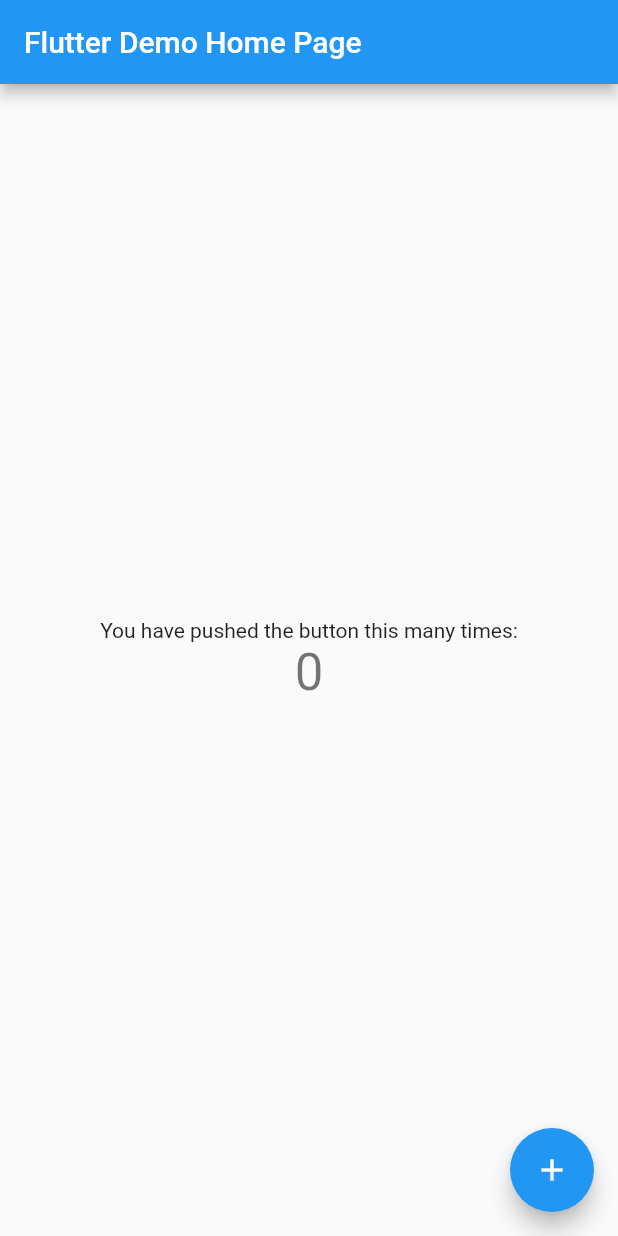
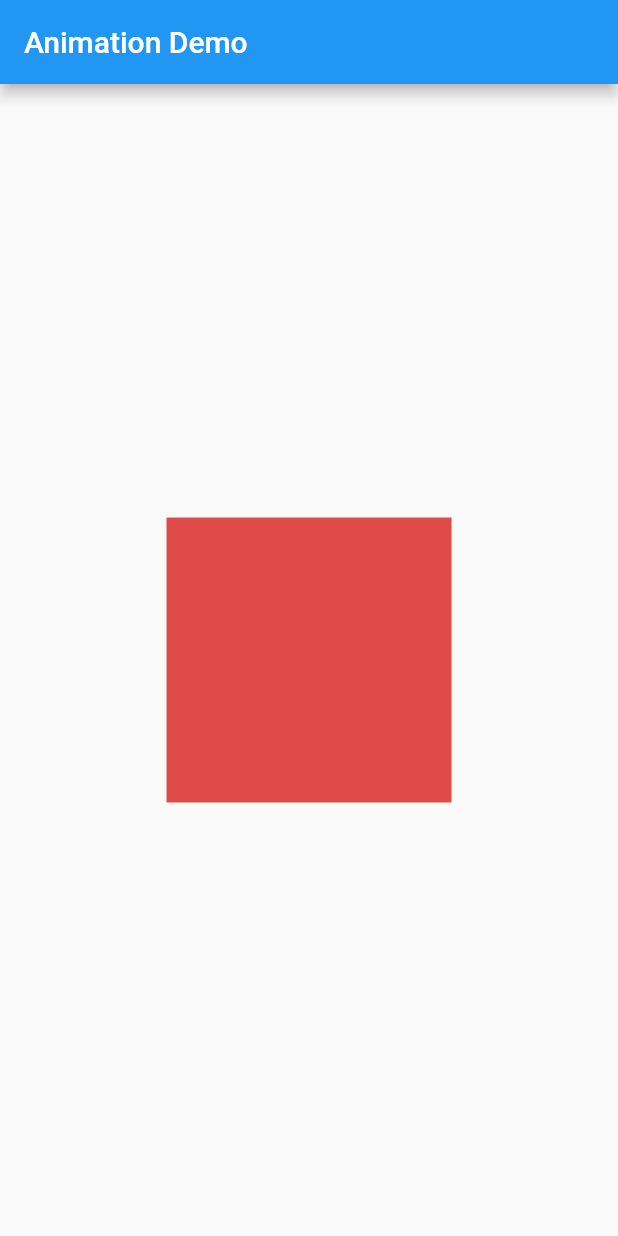
Before and after one commit to Kaviraghul/flutter_aimations, a Flutter app: the screen it shows after launch, on a phone screen of 412 x 824 dp. Run offline on Flutter 3.47's test engine with Material 2 defaults, Android fonts, the phone set to English and light mode, and no system bars.

Commit message:
finished first animation container

```diff
--- a/lib/main.dart
+++ b/lib/main.dart
@@ -1,4 +1,5 @@
 import 'package:flutter/material.dart';
+import 'package:flutter_animations/screens/simple_container/first_container.dart';
 
 void main() {
   runApp(const MyApp());
@@ -13,103 +14,9 @@ class MyApp extends StatelessWidget {
     return MaterialApp(
       title: 'Flutter Demo',
       theme: ThemeData(
-        // This is the theme of your application.
-        //
-        // Try running your application with "flutter run". You'll see the
-        // application has a blue toolbar. Then, without quitting the app, try
-        // changing the primarySwatch below to Colors.green and then invoke
-        // "hot reload" (press "r" in the console where you ran "flutter run",
-        // or simply save your changes to "hot reload" in a Flutter IDE).
-        // Notice that the counter didn't reset back to zero; the application
-        // is not restarted.
         primarySwatch: Colors.blue,
       ),
-      home: const MyHomePage(title: 'Flutter Demo Home Page'),
+      home: const FirstContainer(),
     );
   }
 }
-
-class MyHomePage extends StatefulWidget {
-  const MyHomePage({super.key, required this.title});
-
-  // This widget is the home page of your application. It is stateful, meaning
-  // that it has a State object (defined below) that contains fields that affect
-  // how it looks.
-
-  // This class is the configuration for the state. It holds the values (in this
-  // case the title) provided by the parent (in this case the App widget) and
-  // used by the build method of the State. Fields in a Widget subclass are
-  // always marked "final".
-
-  final String title;
-
-  @override
-  State<MyHomePage> createState() => _MyHomePageState();
-}
-
-class _MyHomePageState extends State<MyHomePage> {
-  int _counter = 0;
-
-  void _incrementCounter() {
-    setState(() {
-      // This call to setState tells the Flutter framework that something has
-      // changed in this State, which causes it to rerun the build method below
-      // so that the display can reflect the updated values. If we changed
-      // _counter without calling setState(), then the build method would not be
-      // called again, and so nothing would appear to happen.
-      _counter++;
-    });
-  }
-
-  @override
-  Widget build(BuildContext context) {
-    // This method is rerun every time setState is called, for instance as done
-    // by the _incrementCounter method above.
-    //
-    // The Flutter framework has been optimized to make rerunning build methods
-    // fast, so that you can just rebuild anything that needs updating rather
-    // than having to individually change instances of widgets.
-    return Scaffold(
-      appBar: AppBar(
-        // Here we take the value from the MyHomePage object that was created by
-        // the App.build method, and use it to set our appbar title.
-        title: Text(widget.title),
-      ),
-      body: Center(
-        // Center is a layout widget. It takes a single child and positions it
-        // in the middle of the parent.
-        child: Column(
-          // Column is also a layout widget. It takes a list of children and
-          // arranges them vertically. By default, it sizes itself to fit its
-          // children horizontally, and tries to be as tall as its parent.
-          //
-          // Invoke "debug painting" (press "p" in the console, choose the
-          // "Toggle Debug Paint" action from the Flutter Inspector in Android
-          // Studio, or the "Toggle Debug Paint" command in Visual Studio Code)
-          // to see the wireframe for each widget.
-          //
-          // Column has various properties to control how it sizes itself and
-          // how it positions its children. Here we use mainAxisAlignment to
-          // center the children vertically; the main axis here is the vertical
-          // axis because Columns are vertical (the cross axis would be
-          // horizontal).
-          mainAxisAlignment: MainAxisAlignment.center,
-          children: <Widget>[
-            const Text(
-              'You have pushed the button this many times:',
-            ),
-            Text(
-              '$_counter',
-              style: Theme.of(context).textTheme.headline4,
-            ),
-          ],
-        ),
-      ),
-      floatingActionButton: FloatingActionButton(
-        onPressed: _incrementCounter,
-        tooltip: 'Increment',
-        child: const Icon(Icons.add),
-      ), // This trailing comma makes auto-formatting nicer for build methods.
-    );
-  }
-}
--- /dev/null
+++ b/lib/screens/simple_container/first_container.dart
@@ -0,0 +1,53 @@
+import 'package:flutter/material.dart';
+
+class FirstContainer extends StatefulWidget {
+  const FirstContainer({Key? key}) : super(key: key);
+
+  @override
+  _FirstContainerState createState() => _FirstContainerState();
+}
+
+class _FirstContainerState extends State<FirstContainer>
+    with SingleTickerProviderStateMixin {
+  AnimationController? controller;
+  Animation? colorAnimation;
+  Animation? sizeAnimation;
+
+  @override
+  void initState() {
+    super.initState();
+    controller =
+        AnimationController(vsync: this, duration: const Duration(seconds: 2));
+    colorAnimation =
+        ColorTween(begin: Colors.blue, end: Colors.red).animate(controller!);
+    sizeAnimation =
+        Tween<double>(begin: 100.0, end: 200.0).animate(controller!);
+    controller!.addListener(() {
+      setState(() {});
+    });
+
+    controller!.repeat();
+  }
+
+  @override
+  Widget build(BuildContext context) {
+    return Scaffold(
+      appBar: AppBar(
+        title: Text("Animation Demo"),
+      ),
+      body: Center(
+        child: Container(
+          height: sizeAnimation!.value,
+          width: sizeAnimation!.value,
+          color: colorAnimation!.value,
+        ),
+      ),
+    );
+  }
+
+  @override
+  void dispose() {
+    controller!.dispose();
+    super.dispose();
+  }
+}
```
Also changed, not shown: lib/screens/scroll_animation/first_scroll_animation.dart (added).
